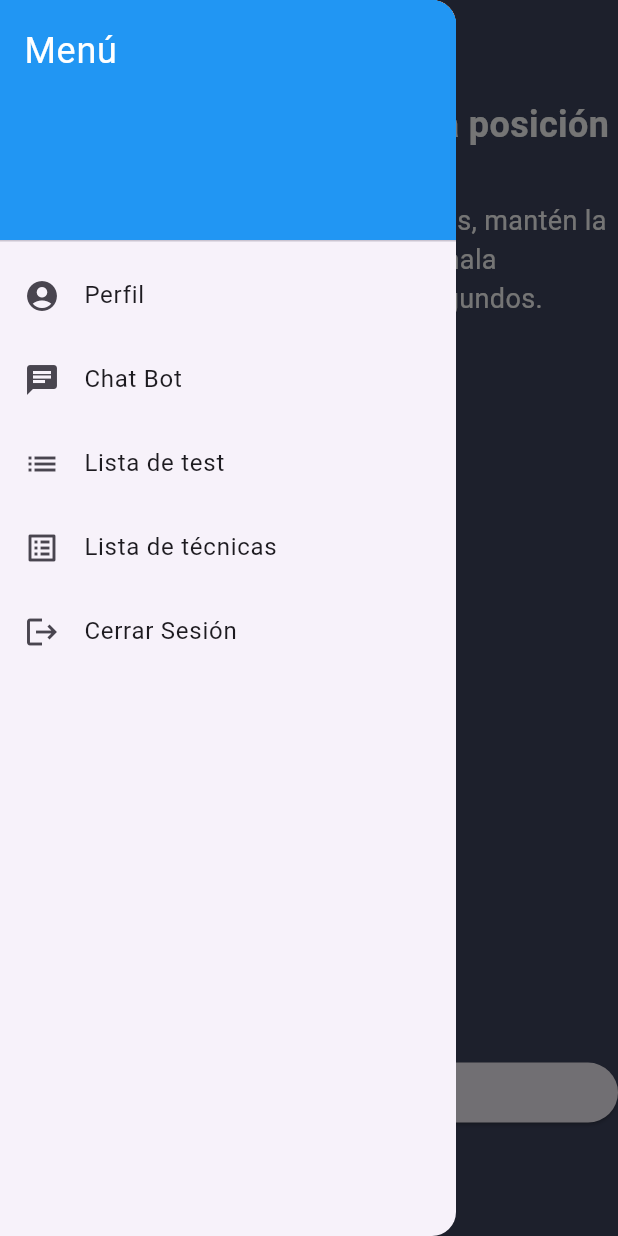
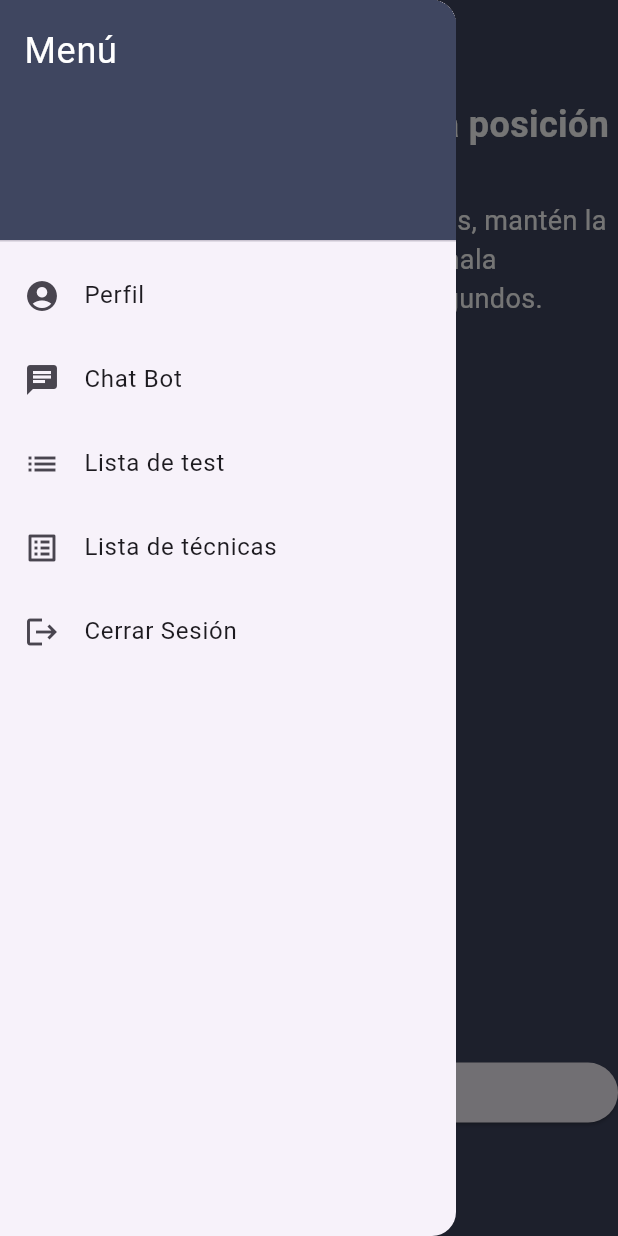
Before and after one commit to Odenais/mental_health, a Flutter app: the Breathing_4_7_8 screen opened by its route, with the side drawer open, on a phone screen of 412 x 824 dp. Run offline on Flutter 3.47's test engine with Material 3 defaults, Android fonts, the phone set to English and light mode, and no system bars; our stand-ins replace avatar_glow, cloud_firestore, firebase_auth, firebase_core, flutter_tts, google_generative_ai and 2 more; accounts and stored records are empty.

Commit message:
Update menu

```diff
--- a/lib/widgets/menu.dart
+++ b/lib/widgets/menu.dart
@@ -10,7 +10,7 @@ class SidebarMenu extends StatelessWidget {
         children: [
           DrawerHeader(
             decoration: BoxDecoration(
-              color: Colors.blue,
+              color: Color(0xFF3F4660),
             ),
             child: Text(
               'Menú',
```
